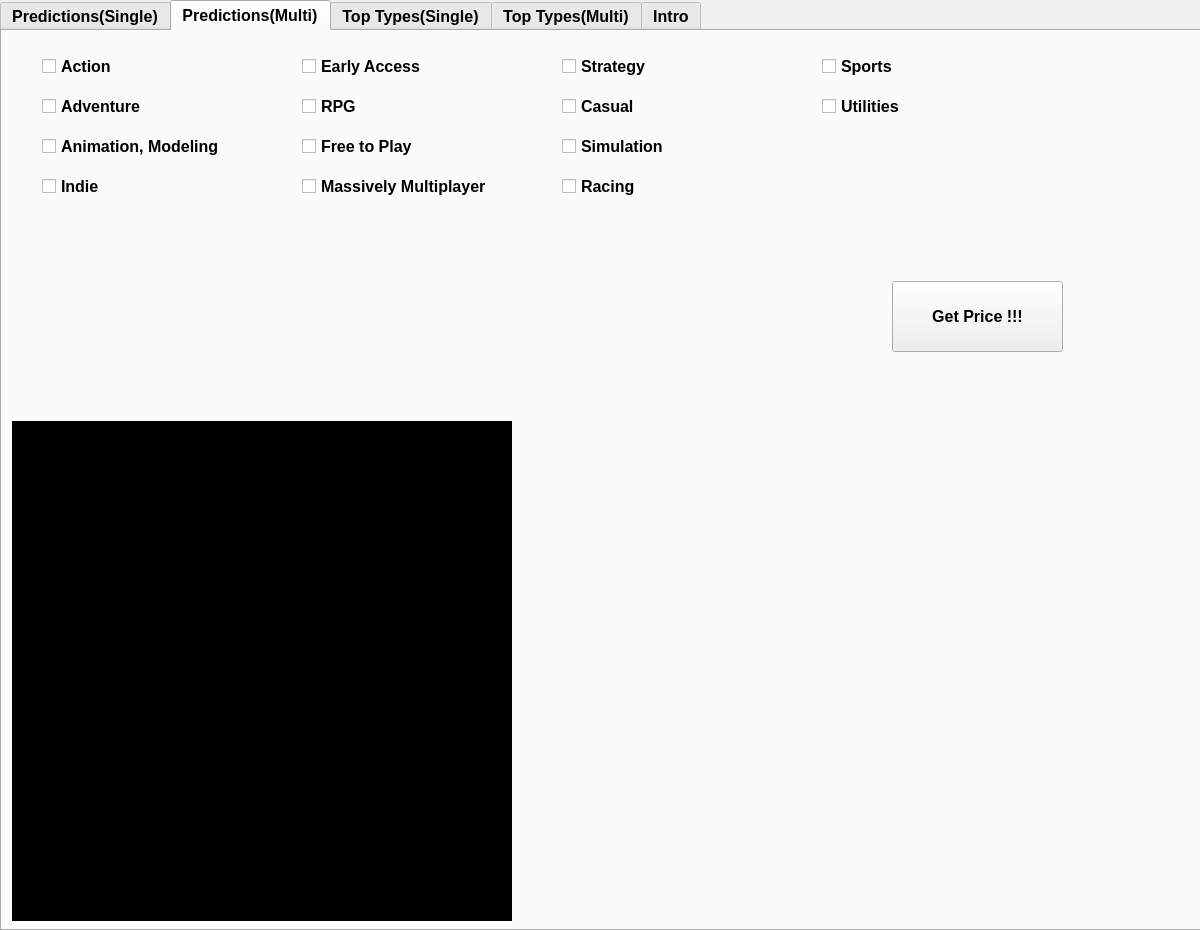
This is SteamAnalyzer.ui in ramadepo/Ncu-DataScience-SteamAnalyzer as Qt 5 draws it before an edit. The edited form follows.
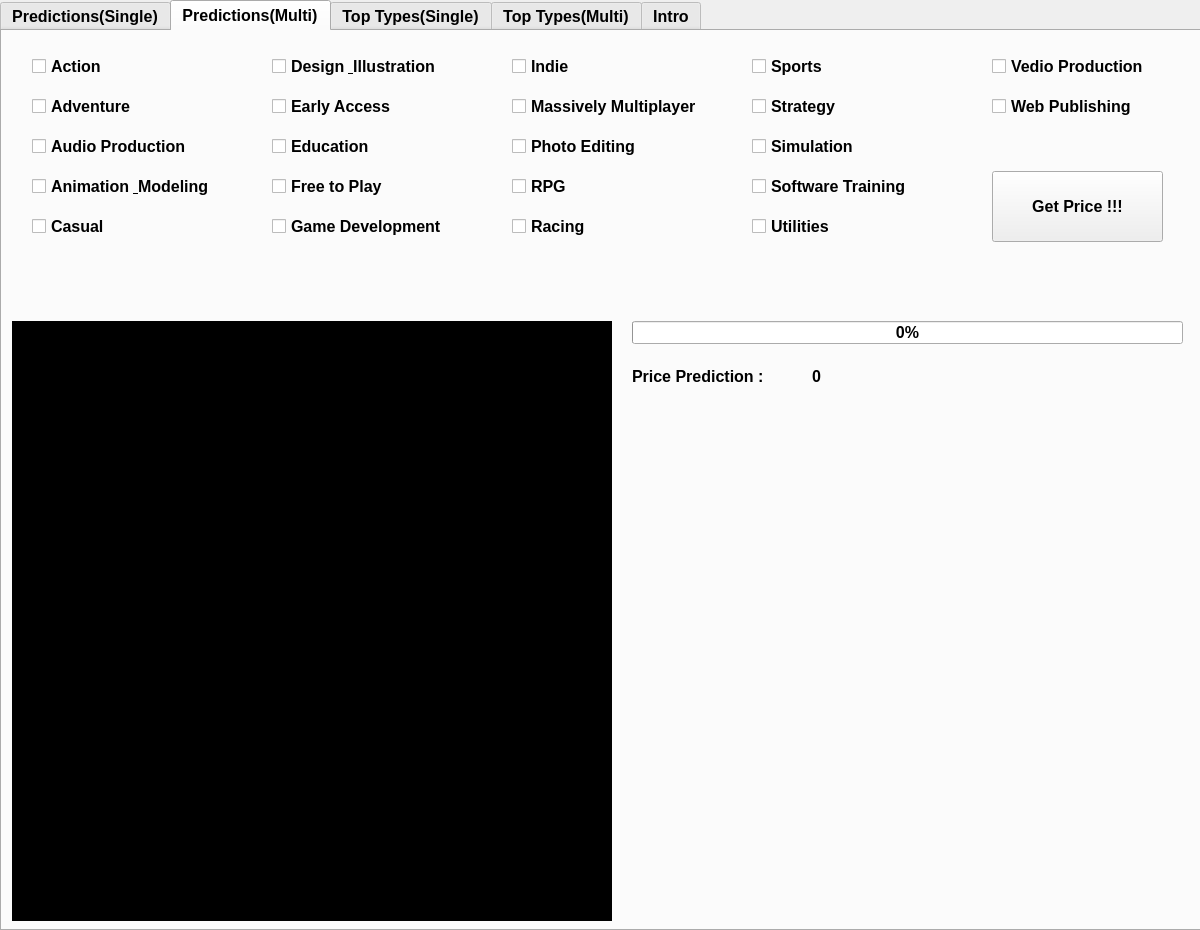
This is the edited form. The open tabs and pages were chosen to show the change.

Patch:
```diff
--- a/SteamAnalyzer.ui
+++ b/SteamAnalyzer.ui
@@ -284,98 +284,33 @@
       <property name="geometry">
        <rect>
         <x>10</x>
-        <y>390</y>
-        <width>500</width>
-        <height>500</height>
+        <y>290</y>
+        <width>600</width>
+        <height>600</height>
        </rect>
       </property>
       <property name="styleSheet">
        <string notr="true">background-color: rgb(0, 0, 0);</string>
       </property>
      </widget>
-     <widget class="QPushButton" name="button_mul_prediction">
+     <widget class="QCheckBox" name="checkBox_mul_designandillustration">
       <property name="geometry">
        <rect>
-        <x>890</x>
-        <y>250</y>
-        <width>171</width>
-        <height>71</height>
-       </rect>
-      </property>
-      <property name="text">
-       <string>Get Price !!!</string>
-      </property>
-     </widget>
-     <widget class="QCheckBox" name="checkBox_mul_racing">
-      <property name="geometry">
-       <rect>
-        <x>560</x>
-        <y>140</y>
-        <width>221</width>
-        <height>31</height>
-       </rect>
-      </property>
-      <property name="text">
-       <string>Racing</string>
-      </property>
-     </widget>
-     <widget class="QCheckBox" name="checkBox_mul_sports">
-      <property name="geometry">
-       <rect>
-        <x>820</x>
+        <x>270</x>
         <y>20</y>
         <width>221</width>
         <height>31</height>
        </rect>
       </property>
       <property name="text">
-       <string>Sports</string>
-      </property>
-     </widget>
-     <widget class="QCheckBox" name="checkBox_mul_simulation">
-      <property name="geometry">
-       <rect>
-        <x>560</x>
-        <y>100</y>
-        <width>221</width>
-        <height>31</height>
-       </rect>
-      </property>
-      <property name="text">
-       <string>Simulation</string>
-      </property>
-     </widget>
-     <widget class="QCheckBox" name="checkBox_mul_freetoplay">
-      <property name="geometry">
-       <rect>
-        <x>300</x>
-        <y>100</y>
-        <width>221</width>
-        <height>31</height>
-       </rect>
-      </property>
-      <property name="text">
-       <string>Free to Play</string>
-      </property>
-     </widget>
-     <widget class="QCheckBox" name="checkBox_mul_adventure">
-      <property name="geometry">
-       <rect>
-        <x>40</x>
-        <y>60</y>
-        <width>131</width>
-        <height>31</height>
-       </rect>
-      </property>
-      <property name="text">
-       <string>Adventure</string>
+       <string>Design &amp; Illustration</string>
       </property>
      </widget>
      <widget class="QCheckBox" name="checkBox_mul_earlyaccess">
       <property name="geometry">
        <rect>
-        <x>300</x>
-        <y>20</y>
+        <x>270</x>
+        <y>60</y>
         <width>221</width>
         <height>31</height>
        </rect>
@@ -387,8 +322,8 @@
      <widget class="QCheckBox" name="checkBox_mul_indie">
       <property name="geometry">
        <rect>
-        <x>40</x>
-        <y>140</y>
+        <x>510</x>
+        <y>20</y>
         <width>221</width>
         <height>31</height>
        </rect>
@@ -400,20 +335,20 @@
      <widget class="QCheckBox" name="checkBox_mul_animationandmodeling">
       <property name="geometry">
        <rect>
-        <x>40</x>
-        <y>100</y>
+        <x>750</x>
+        <y>20</y>
         <width>221</width>
         <height>31</height>
        </rect>
       </property>
       <property name="text">
-       <string>Animation, Modeling</string>
+       <string>Sports</string>
       </property>
      </widget>
      <widget class="QCheckBox" name="checkBox_mul_action">
       <property name="geometry">
        <rect>
-        <x>40</x>
+        <x>30</x>
         <y>20</y>
         <width>81</width>
         <height>31</height>
@@ -426,21 +361,99 @@
      <widget class="QCheckBox" name="checkBox_mul_utilities">
       <property name="geometry">
        <rect>
-        <x>820</x>
+        <x>750</x>
+        <y>100</y>
+        <width>221</width>
+        <height>31</height>
+       </rect>
+      </property>
+      <property name="text">
+       <string>Simulation</string>
+      </property>
+     </widget>
+     <widget class="QCheckBox" name="checkBox_mul_freetoplay">
+      <property name="geometry">
+       <rect>
+        <x>270</x>
+        <y>140</y>
+        <width>221</width>
+        <height>31</height>
+       </rect>
+      </property>
+      <property name="text">
+       <string>Free to Play</string>
+      </property>
+     </widget>
+     <widget class="QCheckBox" name="checkBox_mul_webpublishing">
+      <property name="geometry">
+       <rect>
+        <x>990</x>
         <y>60</y>
         <width>221</width>
         <height>31</height>
        </rect>
       </property>
       <property name="text">
-       <string>Utilities</string>
+       <string>Web Publishing</string>
+      </property>
+     </widget>
+     <widget class="QPushButton" name="button_mul_prediction">
+      <property name="geometry">
+       <rect>
+        <x>990</x>
+        <y>140</y>
+        <width>171</width>
+        <height>71</height>
+       </rect>
+      </property>
+      <property name="text">
+       <string>Get Price !!!</string>
+      </property>
+     </widget>
+     <widget class="QCheckBox" name="checkBox_mul_education">
+      <property name="geometry">
+       <rect>
+        <x>270</x>
+        <y>100</y>
+        <width>221</width>
+        <height>31</height>
+       </rect>
+      </property>
+      <property name="text">
+       <string>Education</string>
+      </property>
+     </widget>
+     <widget class="QCheckBox" name="checkBox_mul_softwaretraining">
+      <property name="geometry">
+       <rect>
+        <x>750</x>
+        <y>140</y>
+        <width>221</width>
+        <height>31</height>
+       </rect>
+      </property>
+      <property name="text">
+       <string>Software Training</string>
+      </property>
+     </widget>
+     <widget class="QCheckBox" name="checkBox_mul_gamedevelopment">
+      <property name="geometry">
+       <rect>
+        <x>270</x>
+        <y>180</y>
+        <width>221</width>
+        <height>31</height>
+       </rect>
+      </property>
+      <property name="text">
+       <string>Game Development</string>
       </property>
      </widget>
      <widget class="QCheckBox" name="checkBox_mul_casual">
       <property name="geometry">
        <rect>
-        <x>560</x>
-        <y>60</y>
+        <x>30</x>
+        <y>180</y>
         <width>221</width>
         <height>31</height>
        </rect>
@@ -449,11 +462,102 @@
        <string>Casual</string>
       </property>
      </widget>
+     <widget class="QCheckBox" name="checkBox_mul_audioproduction">
+      <property name="geometry">
+       <rect>
+        <x>30</x>
+        <y>100</y>
+        <width>221</width>
+        <height>31</height>
+       </rect>
+      </property>
+      <property name="text">
+       <string>Audio Production</string>
+      </property>
+     </widget>
+     <widget class="QCheckBox" name="checkBox_mul_vedioproduction">
+      <property name="geometry">
+       <rect>
+        <x>990</x>
+        <y>20</y>
+        <width>221</width>
+        <height>31</height>
+       </rect>
+      </property>
+      <property name="text">
+       <string>Vedio Production</string>
+      </property>
+     </widget>
+     <widget class="QCheckBox" name="checkBox_mul_photoediting">
+      <property name="geometry">
+       <rect>
+        <x>510</x>
+        <y>100</y>
+        <width>221</width>
+        <height>31</height>
+       </rect>
+      </property>
+      <property name="text">
+       <string>Photo Editing</string>
+      </property>
+     </widget>
+     <widget class="QCheckBox" name="checkBox_mul_strategy">
+      <property name="geometry">
+       <rect>
+        <x>750</x>
+        <y>60</y>
+        <width>221</width>
+        <height>31</height>
+       </rect>
+      </property>
+      <property name="text">
+       <string>Strategy</string>
+      </property>
+     </widget>
+     <widget class="QCheckBox" name="checkBox_mul_racing">
+      <property name="geometry">
+       <rect>
+        <x>510</x>
+        <y>180</y>
+        <width>221</width>
+        <height>31</height>
+       </rect>
+      </property>
+      <property name="text">
+       <string>Racing</string>
+      </property>
+     </widget>
+     <widget class="QCheckBox" name="checkBox_mul_animationandmodeling">
+      <property name="geometry">
+       <rect>
+        <x>30</x>
+        <y>140</y>
+        <width>221</width>
+        <height>31</height>
+       </rect>
+      </property>
+      <property name="text">
+       <string>Animation &amp; Modeling</string>
+      </property>
+     </widget>
+     <widget class="QCheckBox" name="checkBox_mul_adventure">
+      <property name="geometry">
+       <rect>
+        <x>30</x>
+        <y>60</y>
+        <width>131</width>
+        <height>31</height>
+       </rect>
+      </property>
+      <property name="text">
+       <string>Adventure</string>
+      </property>
+     </widget>
      <widget class="QCheckBox" name="checkBox_mul_rpg">
       <property name="geometry">
        <rect>
-        <x>300</x>
-        <y>60</y>
+        <x>510</x>
+        <y>140</y>
         <width>221</width>
         <height>31</height>
        </rect>
@@ -465,8 +569,8 @@
      <widget class="QCheckBox" name="checkBox_mul_massivelymultiplayer">
       <property name="geometry">
        <rect>
-        <x>300</x>
-        <y>140</y>
+        <x>510</x>
+        <y>60</y>
         <width>221</width>
         <height>31</height>
        </rect>
@@ -478,14 +582,53 @@
      <widget class="QCheckBox" name="checkBox_mul_strategy">
       <property name="geometry">
        <rect>
-        <x>560</x>
-        <y>20</y>
+        <x>750</x>
+        <y>180</y>
         <width>221</width>
         <height>31</height>
        </rect>
       </property>
       <property name="text">
-       <string>Strategy</string>
+       <string>Utilities</string>
+      </property>
+     </widget>
+     <widget class="QProgressBar" name="progressBar_mul">
+      <property name="geometry">
+       <rect>
+        <x>630</x>
+        <y>290</y>
+        <width>551</width>
+        <height>23</height>
+       </rect>
+      </property>
+      <property name="value">
+       <number>0</number>
+      </property>
+     </widget>
+     <widget class="QLabel" name="label_mul_priceprediction">
+      <property name="geometry">
+       <rect>
+        <x>630</x>
+        <y>330</y>
+        <width>161</width>
+        <height>31</height>
+       </rect>
+      </property>
+      <property name="text">
+       <string>Price Prediction : </string>
+      </property>
+     </widget>
+     <widget class="QLabel" name="label_mul_price">
+      <property name="geometry">
+       <rect>
+        <x>810</x>
+        <y>330</y>
+        <width>161</width>
+        <height>31</height>
+       </rect>
+      </property>
+      <property name="text">
+       <string>0</string>
       </property>
      </widget>
     </widget>
```
Left out of the diff: 249 changed lines with no effect on the pictures.
